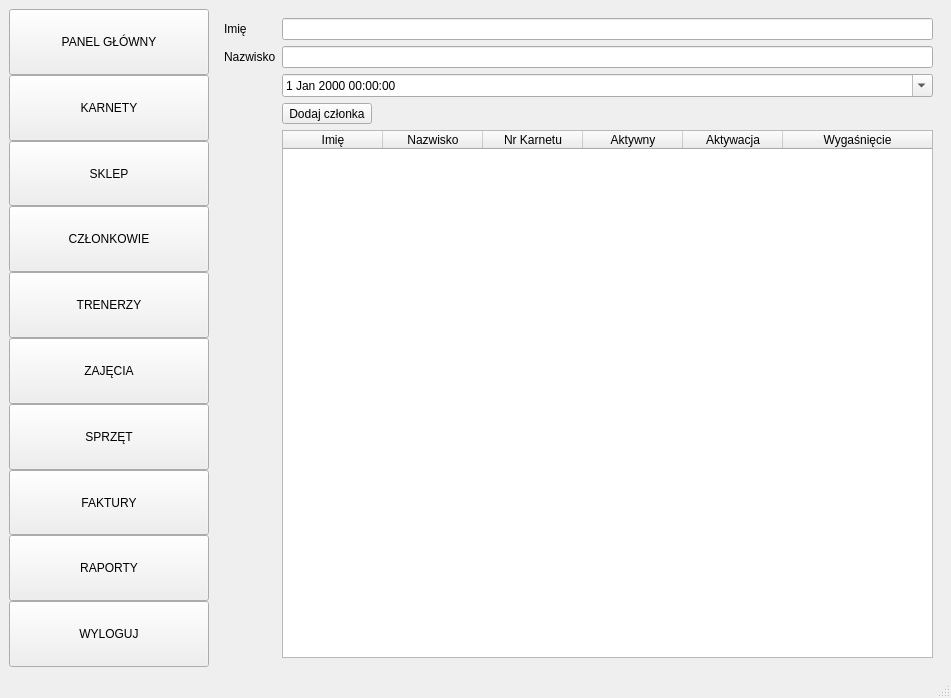
Old version of the form mainwindow.ui in the repository skb-it/FitAdmin_v1.
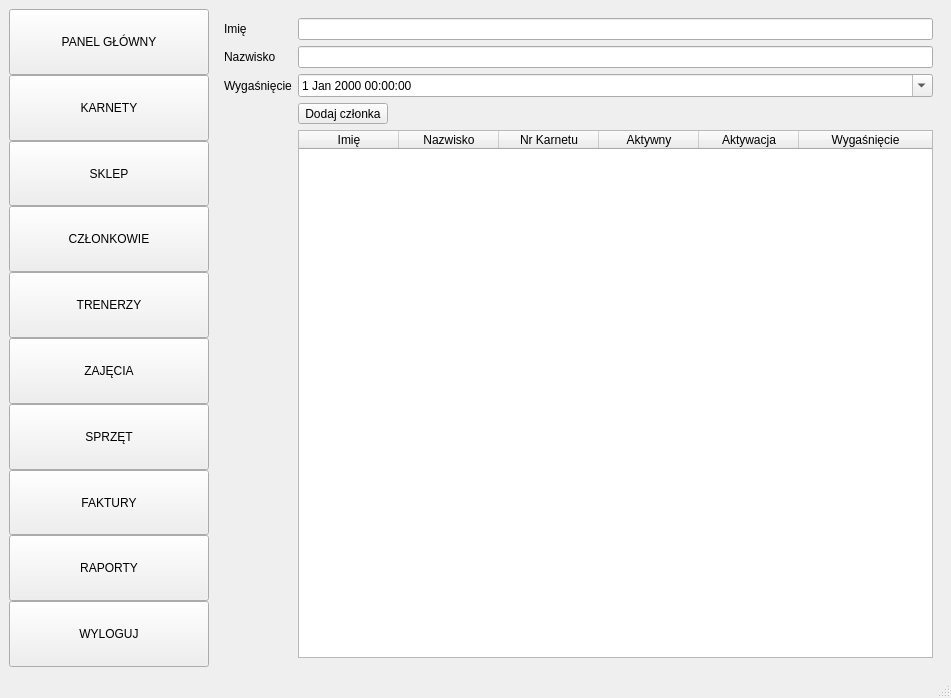
New version of the form. Icons and pictures are not drawn.

Commit message: Dodano panel czlonkowie oraz ikony

What changed in the file:
```diff
--- a/mainwindow.ui
+++ b/mainwindow.ui
@@ -418,6 +418,13 @@
             </column>
            </widget>
           </item>
+          <item row="2" column="0">
+           <widget class="QLabel" name="label">
+            <property name="text">
+             <string>Wygaśnięcie</string>
+            </property>
+           </widget>
+          </item>
          </layout>
         </item>
        </layout>
```
